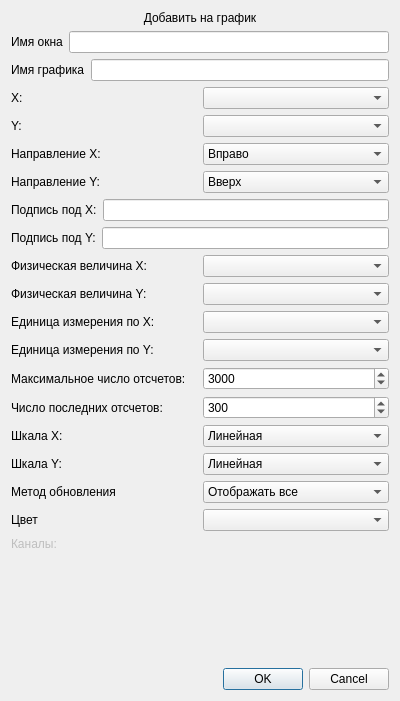
The window that plugin/addonplotdialog.ui (eugesh/GraphPlugin) describes before a commit, drawn with Qt 5.
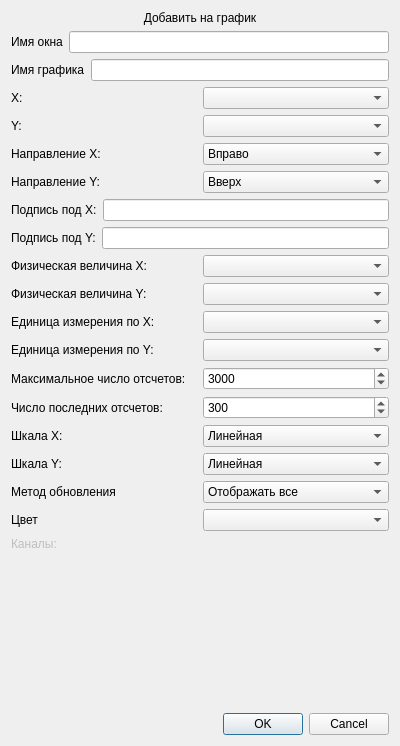
The same window after the commit.

Patch:
```diff
--- a/plugin/addonplotdialog.ui
+++ b/plugin/addonplotdialog.ui
@@ -7,7 +7,7 @@
     <x>0</x>
     <y>0</y>
     <width>400</width>
-    <height>701</height>
+    <height>746</height>
    </rect>
   </property>
   <property name="windowTitle">
```
Left out of the diff: 2 changed lines with no effect on the pictures.
